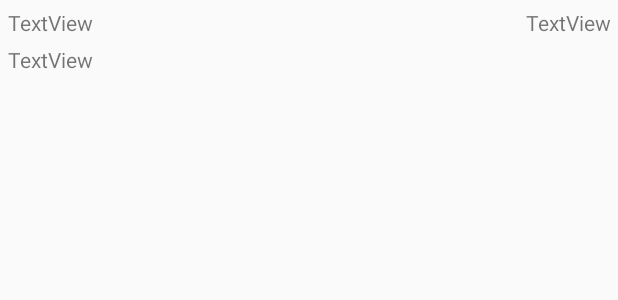
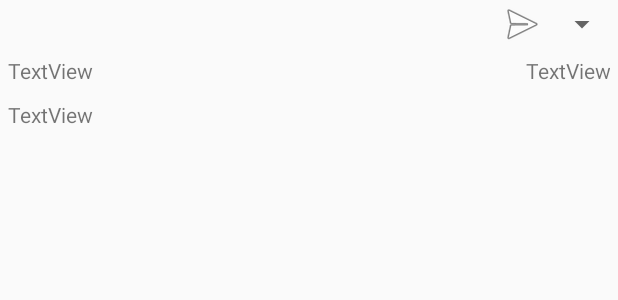
Before and after one commit to HaeKang/DiaryProject, an Android app: the layout activity_note.xml on its own in the app's theme, with its tools: preview values and no code run, on a phone screen of 412 x 824 dp. Shown: the top 300 px of the screen. Run offline under Robolectric (Android 15) with nearby library versions, the phone set to English and light mode, and no system bars.

Commit message:
note 수정중

```diff
--- a/app/src/main/java/com/example/diaryproject/Diary/PostActivity.java
+++ b/app/src/main/java/com/example/diaryproject/Diary/PostActivity.java
@@ -122,7 +122,6 @@ public class PostActivity extends AppCompatActivity {
                         public void onClick(DialogInterface dialog, int index) {
                             if(index == 0){
 
-                                // 댓글 삭제가 안됨 왜지????????????? post_id로는 되는디 nickname, comment로는 안됨 이유찾자...
                                 DeleteComment deletecomment = new DeleteComment();
                                 deletecomment.execute(comment_nickname, post_id, comment_delete);
 
--- a/app/src/main/java/com/example/diaryproject/sign/SignUpActivity.java
+++ b/app/src/main/java/com/example/diaryproject/sign/SignUpActivity.java
@@ -141,11 +141,8 @@ public class SignUpActivity extends AppCompatActivity {
                         finish();
                     }
                 }
-                else if (check_id_state == false && check_nick_state == true){
-                    StyleableToast.makeText(getApplicationContext(), "아이디 중복확인 필요", Toast.LENGTH_LONG, R.style.sign).show();
-                }
                 else{
-                    StyleableToast.makeText(getApplicationContext(), "닉네임 중복확인 필요", Toast.LENGTH_LONG, R.style.sign).show();
+                    StyleableToast.makeText(getApplicationContext(), "아이디, 닉네임 중복확인 필요", Toast.LENGTH_LONG, R.style.sign).show();
                 }
             }
         });
--- a/app/src/main/res/layout/activity_note.xml
+++ b/app/src/main/res/layout/activity_note.xml
@@ -10,6 +10,31 @@
         android:layout_width="match_parent"
         android:layout_height="match_parent"
         android:orientation="vertical">
+
+        <LinearLayout
+            android:layout_width="match_parent"
+            android:layout_height="wrap_content"
+            android:orientation="horizontal">
+
+            <View
+                android:id="@+id/view"
+                android:layout_width="0dp"
+                android:layout_height="0dp"
+                android:layout_weight="1" />
+
+            <ImageView
+                android:id="@+id/send_note_img"
+                android:layout_width="wrap_content"
+                android:layout_height="wrap_content"
+                android:layout_gravity="center"
+                app:srcCompat="@android:drawable/ic_menu_send" />
+
+            <Spinner
+                android:id="@+id/note_spinner"
+                android:layout_width="wrap_content"
+                android:layout_height="wrap_content"
+                android:layout_gravity="center" />
+        </LinearLayout>
 
         <LinearLayout
             android:layout_width="match_parent"
@@ -49,7 +74,7 @@
                 android:layout_width="match_parent"
                 android:layout_height="wrap_content"
                 android:paddingLeft="5dp"
-                android:paddingTop="5dp"
+                android:paddingTop="10dp"
                 android:text="TextView" />
         </LinearLayout>
 
```
Also changed, not shown: app/src/main/java/com/example/diaryproject/Diary/NoteActivity.java (+21 -0 lines), app/src/main/java/com/example/diaryproject/Fragment/PageThree/PageThreeFragment.java (+40 -45 lines).
